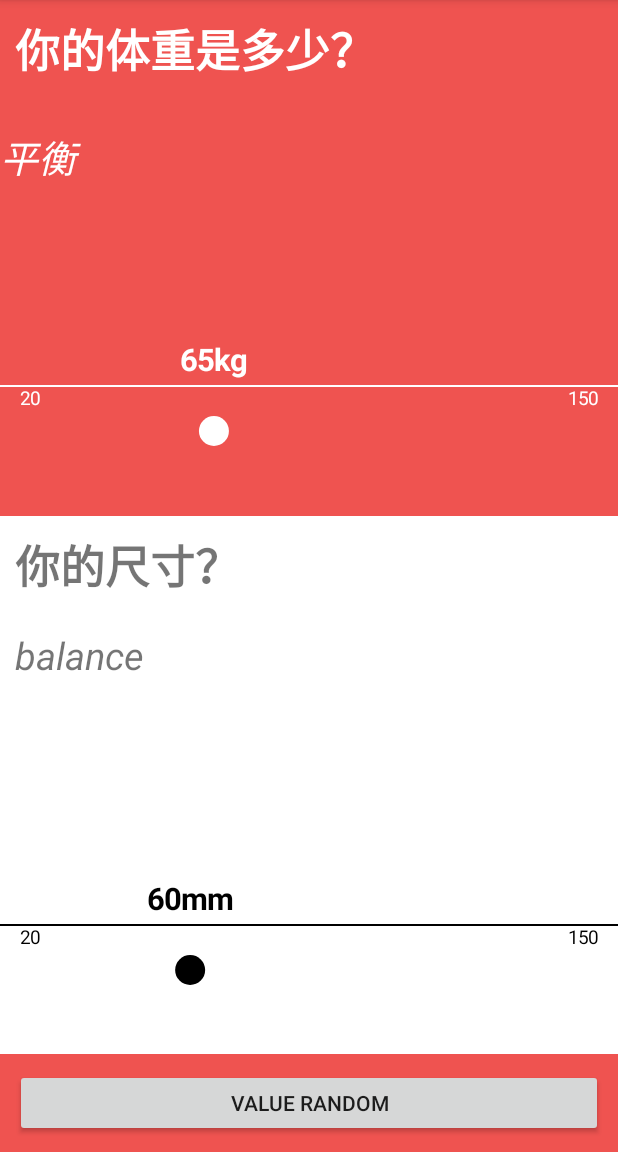
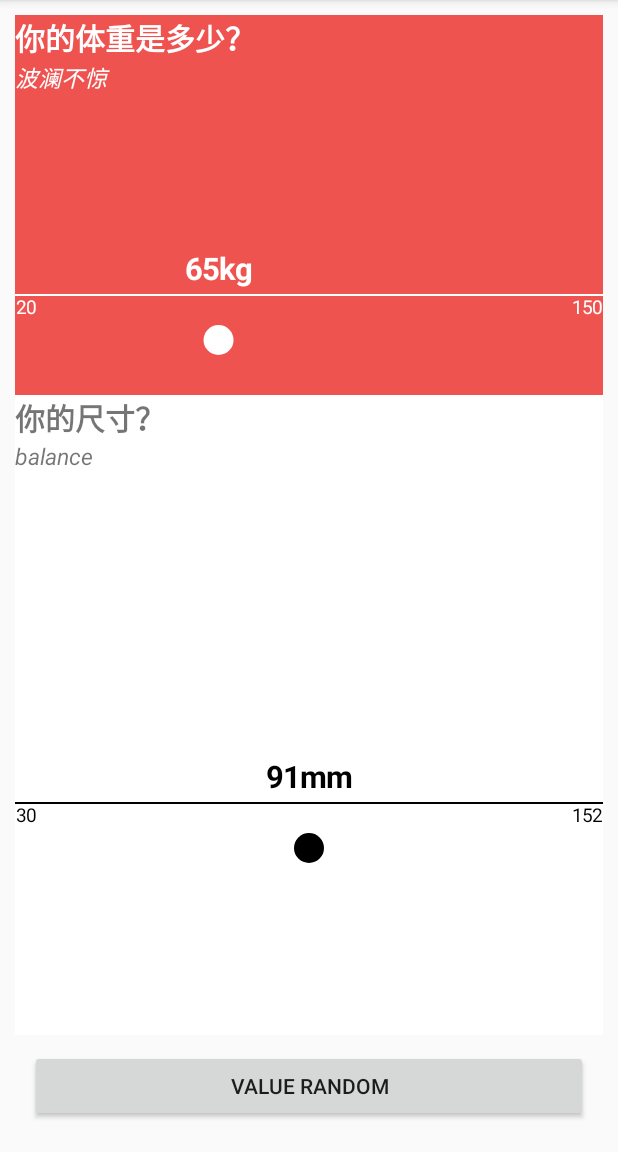
Before and after one commit to fairytale110/BezierSeekBar, an Android app: the screen it shows after launch (MainActivity), on a phone screen of 412 x 824 dp, the part 84-1236 px from its top. Run offline under Robolectric (Android 15) with nearby library versions, the phone set to English and light mode, and no system bars.

Commit message:
修复 #1

```diff
--- a/app/build.gradle
+++ b/app/build.gradle
@@ -6,8 +6,8 @@ android {
         applicationId rootProject.ext.android.applicationId
         minSdkVersion rootProject.ext.android.sampleMinSdkVersion
         targetSdkVersion rootProject.ext.android.targetSdkVersion
-        versionCode 4
-        versionName "1.0.2"
+        versionCode 5
+        versionName "1.0.3"
         testInstrumentationRunner "android.support.test.runner.AndroidJUnitRunner"
     }
     buildTypes {
--- a/app/src/main/java/tech/nicesky/bezierseekbardemo/MainActivity.java
+++ b/app/src/main/java/tech/nicesky/bezierseekbardemo/MainActivity.java
@@ -4,6 +4,7 @@ import android.graphics.Color;
 import android.os.Bundle;
 import android.support.v7.app.AppCompatActivity;
 import android.support.v7.widget.AppCompatTextView;
+import android.view.MotionEvent;
 import android.view.View;
 import android.view.ViewGroup;
 import android.widget.Button;
@@ -56,11 +57,11 @@ public class MainActivity extends AppCompatActivity {
 
     private void checkWeight(int value) {
         if (value > 75) {
-            txtStatus.setText("超重");
+            txtStatus.setText("泰山");
         } else if (value < 60) {
-            txtStatus.setText("偏轻");
+            txtStatus.setText("鸿毛");
         } else {
-            txtStatus.setText("平衡");
+            txtStatus.setText("波澜不惊");
         }
     }
 
@@ -70,7 +71,7 @@ public class MainActivity extends AppCompatActivity {
         } else if (value < 50) {
             txtStatus2.setText("绣花针");
         } else {
-            txtStatus2.setText("一般般");
+            txtStatus2.setText("中指");
         }
     }
 
@@ -83,9 +84,9 @@ public class MainActivity extends AppCompatActivity {
         seekBarCreated.setColorValueSelected(Color.WHITE);
         seekBarCreated.setColorValue(Color.BLACK);
         seekBarCreated.setColorBgSelected(Color.BLACK);
-        seekBarCreated.setValueMax(150);
-        seekBarCreated.setValueMin(20);
-        seekBarCreated.setValueSelected(60);
+        seekBarCreated.setValueMax(152);
+        seekBarCreated.setValueMin(30);
+        seekBarCreated.setValueSelected(30 + 152/2 - 30/2);
         seekBarCreated.setUnit("mm");
         seekBarCreated.setLayoutParams(new ViewGroup.LayoutParams(ViewGroup.LayoutParams.MATCH_PARENT, ViewGroup.LayoutParams.WRAP_CONTENT));
 
--- a/app/src/main/res/layout/activity_main.xml
+++ b/app/src/main/res/layout/activity_main.xml
@@ -4,35 +4,36 @@
     xmlns:tools="http://schemas.android.com/tools"
     android:layout_width="match_parent"
     android:layout_height="match_parent"
-    android:background="#ef5350"
-    android:gravity="center_horizontal"
+
     android:orientation="vertical"
+    android:padding="10dp"
     tools:context=".MainActivity">
 
     <android.support.v7.widget.AppCompatTextView
         android:layout_width="match_parent"
         android:layout_height="wrap_content"
         android:gravity="left"
-        android:padding="10dp"
+        android:background="#ef5350"
         android:text="你的体重是多少？"
         android:textColor="@android:color/white"
-        android:textSize="30sp"
+        android:textSize="20sp"
         android:textStyle="bold" />
 
     <android.support.v7.widget.AppCompatTextView
         android:id="@+id/txt_statue"
         android:layout_width="match_parent"
+        android:background="#ef5350"
         android:layout_height="wrap_content"
-        android:layout_marginTop="20dp"
         android:gravity="left"
         android:text="balance"
         android:textColor="@android:color/white"
-        android:textSize="25sp"
+        android:textSize="15sp"
         android:textStyle="italic" />
 
     <tech.nicesky.bezierseekbar.BezierSeekBar
         android:id="@+id/bsBar_test"
         android:layout_width="match_parent"
+        android:background="#ef5350"
         android:layout_height="wrap_content"
         app:bsBar_color_ball="@android:color/white"
         app:bsBar_color_bg_selected="@android:color/white"
@@ -47,12 +48,10 @@
     <android.support.v7.widget.AppCompatTextView
         android:layout_width="match_parent"
         android:layout_height="wrap_content"
-        android:layout_marginTop="20dp"
         android:background="@android:color/white"
         android:gravity="left"
-        android:padding="10dp"
         android:text="你的尺寸？"
-        android:textSize="30sp"
+        android:textSize="20sp"
         android:textStyle="bold" />
 
     <android.support.v7.widget.AppCompatTextView
@@ -61,9 +60,8 @@
         android:layout_height="wrap_content"
         android:background="@android:color/white"
         android:gravity="left"
-        android:padding="10dp"
         android:text="balance"
-        android:textSize="25sp"
+        android:textSize="15sp"
         android:textStyle="italic" />
 
     <LinearLayout
@@ -77,8 +75,9 @@
 
     <Button
         android:id="@+id/btn_setValueSelected"
+        android:layout_width="match_parent"
+        android:layout_height="wrap_content"
         android:layout_margin="10dp"
-        android:layout_width="match_parent"
-        android:layout_height="45dp"
         android:text="Value random" />
+
 </LinearLayout>
--- a/libBezierSeekBar/build.gradle
+++ b/libBezierSeekBar/build.gradle
@@ -6,8 +6,8 @@ android {
     defaultConfig {
         minSdkVersion rootProject.ext.android.sampleMinSdkVersion
         targetSdkVersion rootProject.ext.android.targetSdkVersion
-        versionCode 4
-        versionName "1.0.2"
+        versionCode 5
+        versionName "1.0.3"
         testInstrumentationRunner "android.support.test.runner.AndroidJUnitRunner"
     }
     buildTypes {
--- a/libBezierSeekBar/src/main/java/tech/nicesky/bezierseekbar/BezierSeekBar.java
+++ b/libBezierSeekBar/src/main/java/tech/nicesky/bezierseekbar/BezierSeekBar.java
@@ -42,7 +42,6 @@ public class BezierSeekBar extends View {
 
     private int width;
     private int height;
-
     /**
      * View默认高度
      */
@@ -65,7 +64,7 @@ public class BezierSeekBar extends View {
     /**
      * 触摸点的坐标
      */
-    private float fingerX, fingerXDefault, fingerYDefault;
+    private float fingerX, fingerXmin = circleRadiusMin, fingerXMax, fingerXDefault, fingerYDefault;
 
     private float textSelectedSize = 20f;
 
@@ -272,7 +271,7 @@ public class BezierSeekBar extends View {
     protected void onMeasure(int widthMeasureSpec, int heightMeasureSpec) {
         super.onMeasure(widthMeasureSpec, heightMeasureSpec);
         width = this.getMySize(this.diameterDefault, widthMeasureSpec);
-
+        fingerXMax = width - circleRadiusMin;
         if (getLayoutParams().height == ViewGroup.LayoutParams.WRAP_CONTENT) {
             height = this.diameterDefault;
         } else {
@@ -320,11 +319,10 @@ public class BezierSeekBar extends View {
         //ball
         canvas.drawCircle(this.fingerX, (float) 2 * height / 3 + spaceToLine + circleRadius, circleRadius, ballPaint);
 
-        canvas.drawText("" + valueMin, 20F, (float) 2 * height / 3F + textSize, textDownPaint);
-        canvas.drawText("" + valueMax, width - getTextWidth(textDownPaint, "200") - 20F, (float) 2 * height / 3F + dp2px(getContext(), 12F), textDownPaint);
+        canvas.drawText("" + valueMin, 1F, (float) 2 * height / 3F + textSize, textDownPaint);
+        canvas.drawText("" + valueMax, width - getTextWidth(textDownPaint, "200") - 1F, (float) 2 * height / 3F + dp2px(getContext(), 12F), textDownPaint);
 
         String text = valueSelected + unit;
-
 
         float valueX = this.fingerX - getTextWidth(textPaint, text) / 2F - 20F;
         float valueXend = fingerX + getTextWidth(textPaint, text) / 2F + 20F;
@@ -348,6 +346,11 @@ public class BezierSeekBar extends View {
         canvas.drawText(text, valueX + 20F, (float) 2 * height / 3F - bezierHeight * 2 - 15F, textPaint);
     }
 
+    private boolean robTouchEvent = false;
+
+    public boolean isRobTouchEvent() {
+        return robTouchEvent;
+    }
 
     @Override
     public boolean onTouchEvent(MotionEvent event) {
@@ -356,32 +359,31 @@ public class BezierSeekBar extends View {
             case MotionEvent.ACTION_DOWN:
                 //Log.e("onTouchEvent","ACTION_DOWN");
                 fingerX = event.getX();
-                if (fingerX < 0F) fingerX = 0F;
-                if (fingerX > width) fingerX = width;
+                if (fingerX < fingerXmin) fingerX = fingerXmin;
+                if (fingerX > fingerXMax) fingerX = fingerXMax;
                 //在这里执行动画
                 this.animatorFingerIn.start();
                 break;
 
             case MotionEvent.ACTION_MOVE:
+                robTouchEvent = true;
                 //Log.e("onTouchEvent","ACTION_MOVE");
                 fingerX = event.getX();
-                if (fingerX < 0F) fingerX = 0F;
-                if (fingerX > width) fingerX = width;
+                if (fingerX < fingerXmin) fingerX = fingerXmin;
+                if (fingerX > fingerXMax) fingerX = fingerXMax;
                 postInvalidate();
                 break;
 
             case MotionEvent.ACTION_UP:
+                robTouchEvent = false;
                 //在这里执行动画
                 this.animatorFingerOut.start();
                 break;
         }
-
-        valueSelected = Integer.valueOf(decimalFormat.format(valueMin + (valueMax - valueMin) * fingerX / width));
-
+        valueSelected = Integer.valueOf(decimalFormat.format(valueMin + (valueMax - valueMin) * (fingerX - fingerXmin) / (fingerXMax - fingerXmin)));
         if (selectedListener != null) {
             selectedListener.onSelected(valueSelected);
         }
-
         return true;
     }
 
@@ -493,7 +495,7 @@ public class BezierSeekBar extends View {
 
     public void setValueSelected(int valueSelected) {
         this.valueSelected = valueSelected;
-        this.fingerXDefault = width * (float) (this.valueSelected - valueMin) / (float) (this.valueMax - this.valueMin);
+        this.fingerXDefault = fingerXMax * (float) (this.valueSelected - valueMin) / (float) (this.valueMax - this.valueMin);
         this.fingerX = this.fingerXDefault;
         postInvalidate();
     }
@@ -507,7 +509,7 @@ public class BezierSeekBar extends View {
         this.selectedListener = selectedListener;
     }
 
-    public int getValueSelected(){
+    public int getValueSelected() {
         return valueSelected;
     }
 
```
Also changed, not shown: 1 other file.
